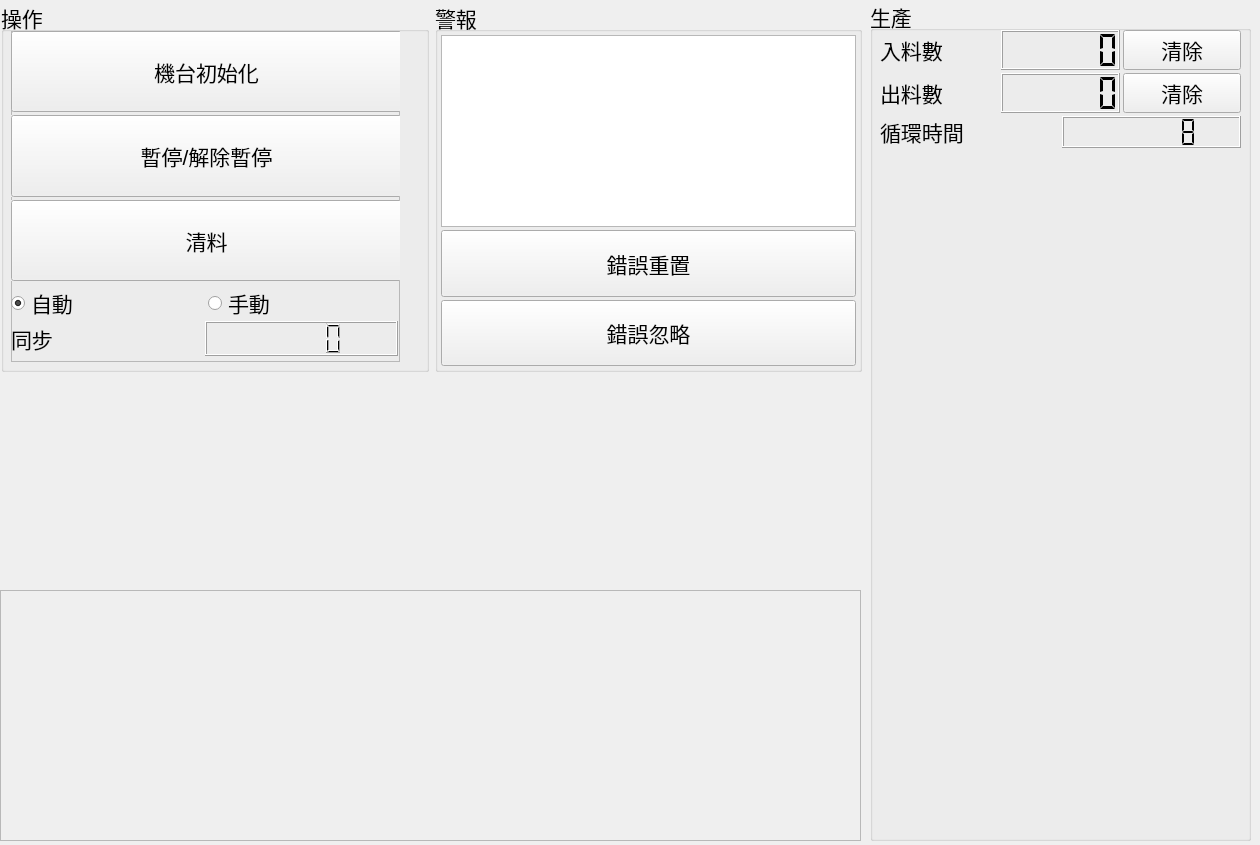
Qt form bank-view/frontcontrolpanel.ui (smandyscom/front-base-widget) before a commit.
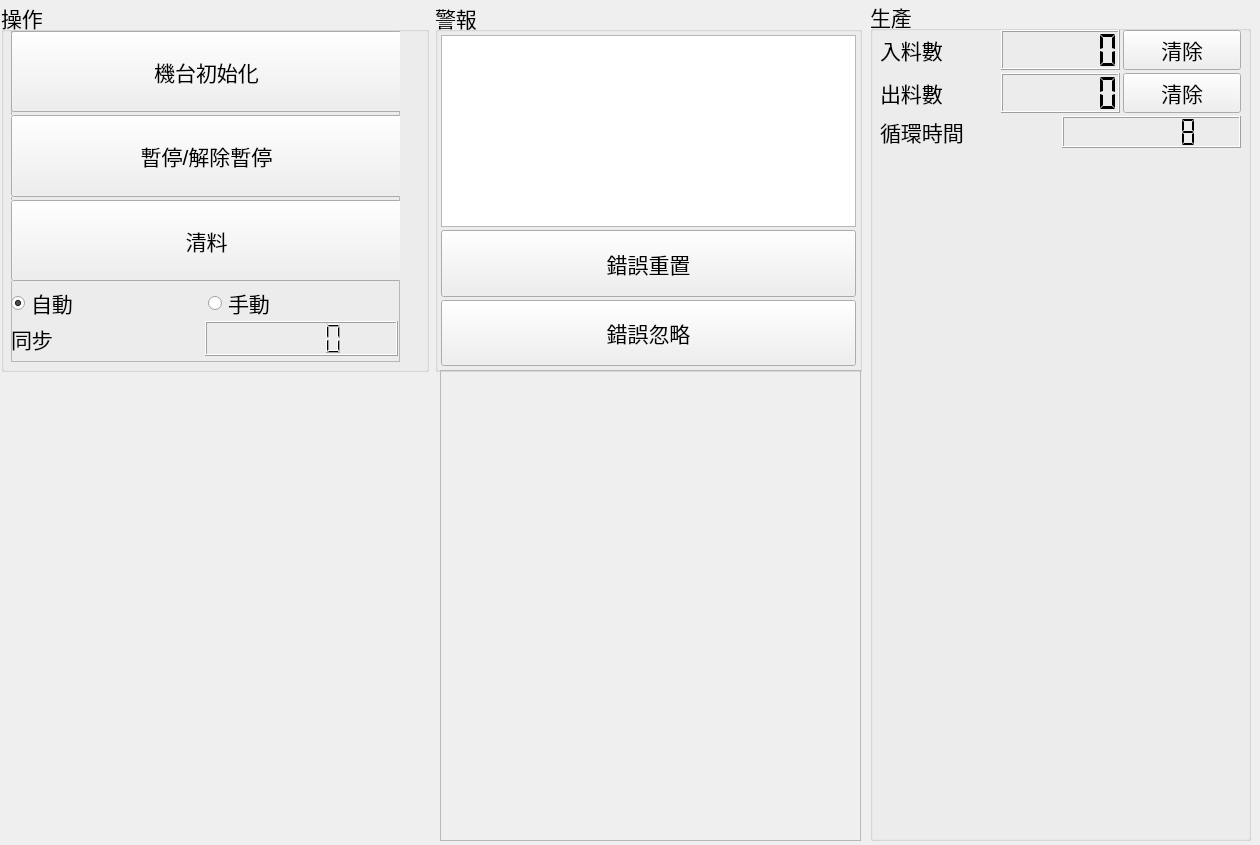
The same form after that commit.

What changed in the file:
```diff
--- a/bank-view/frontcontrolpanel.ui
+++ b/bank-view/frontcontrolpanel.ui
@@ -23,8 +23,8 @@
     <rect>
      <x>0</x>
      <y>370</y>
-     <width>861</width>
-     <height>211</height>
+     <width>431</width>
+     <height>471</height>
     </rect>
    </property>
    <layout class="QGridLayout" name="gridLayoutMaterial">
@@ -401,10 +401,10 @@
   <widget class="QFrame" name="frameWorking">
    <property name="geometry">
     <rect>
-     <x>0</x>
-     <y>590</y>
-     <width>861</width>
-     <height>251</height>
+     <x>440</x>
+     <y>370</y>
+     <width>421</width>
+     <height>471</height>
     </rect>
    </property>
    <property name="frameShape">
```
